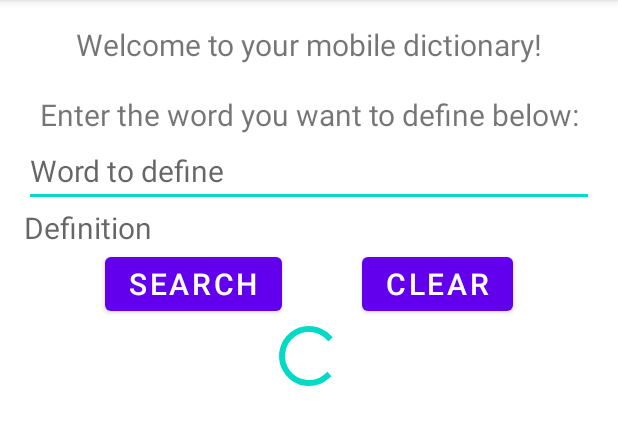
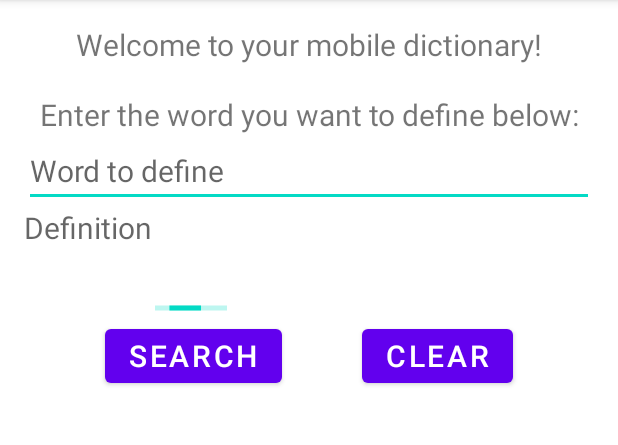
Before and after one commit to martapalermo/5520_SemesterApp, an Android app: the A6 screen opened directly, with no data from a screen before it, on a phone screen of 412 x 824 dp, the part 84-529 px from its top. Run offline under Robolectric (Android 15) with nearby library versions, the phone set to English and light mode, and no system bars.

Commit message:
edited progress bar

```diff
--- a/app/src/main/java/edu/neu/madcourse/madsu21_martapalermo/DictionaryRequest.java
+++ b/app/src/main/java/edu/neu/madcourse/madsu21_martapalermo/DictionaryRequest.java
@@ -68,13 +68,13 @@ public class DictionaryRequest extends AsyncTask <String, Integer, String> {
             JSONArray laArray = lEntries.getJSONArray("lexicalEntries");
 
             JSONObject entries = laArray.getJSONObject(0);
-            JSONArray e = entries.getJSONArray("entries");
+            JSONArray e = entries.getJSONArray("entries"); //
 
             JSONObject jsonObject = e.getJSONObject(0);
             JSONArray sensesArray = jsonObject.getJSONArray("senses");
 
             JSONObject de = sensesArray.getJSONObject(0);
-            JSONArray d = de.getJSONArray("definitions"); // definitions
+            JSONArray d = de.getJSONArray("definitions");
 
             def = d.getString(0);
             showDef.setText(def);
--- a/app/src/main/res/layout/activity_at_your_service.xml
+++ b/app/src/main/res/layout/activity_at_your_service.xml
@@ -47,6 +47,7 @@
         android:id="@+id/searchBtn"
         android:layout_width="wrap_content"
         android:layout_height="wrap_content"
+        android:layout_marginTop="48dp"
         android:onClick="sendRequestOnClick"
         android:text="Search"
         android:textSize="20dp"
@@ -58,20 +59,24 @@
         android:id="@+id/clearBtn"
         android:layout_width="wrap_content"
         android:layout_height="wrap_content"
+        android:layout_marginTop="48dp"
         android:text="Clear"
         android:textSize="20dp"
-        app:layout_constraintTop_toBottomOf="@id/showDef"
         app:layout_constraintLeft_toRightOf="@id/searchBtn"
         app:layout_constraintRight_toRightOf="parent"
-        />
+        app:layout_constraintTop_toBottomOf="@id/showDef" />
 
     <ProgressBar
         android:id="@+id/progressBar"
+        style="@style/Widget.AppCompat.ProgressBar.Horizontal"
         android:layout_width="wrap_content"
         android:layout_height="wrap_content"
+        android:layout_marginTop="32dp"
         android:indeterminate="true"
+        app:layout_constraintHorizontal_bias="0.264"
         app:layout_constraintLeft_toLeftOf="parent"
+
         app:layout_constraintRight_toRightOf="parent"
-        app:layout_constraintTop_toBottomOf="@id/searchBtn"/>
+        app:layout_constraintTop_toBottomOf="@id/showDef" />
 
 </androidx.constraintlayout.widget.ConstraintLayout>
```
Also changed, not shown: app/src/main/java/edu/neu/madcourse/madsu21_martapalermo/A6.java (+14 -6 lines).
